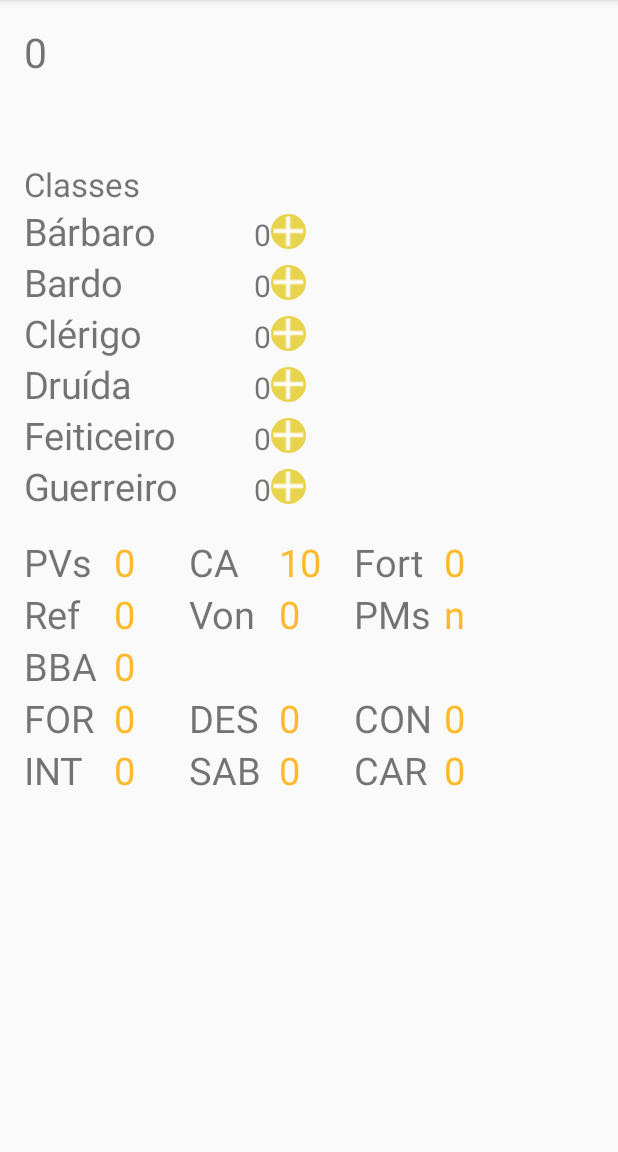
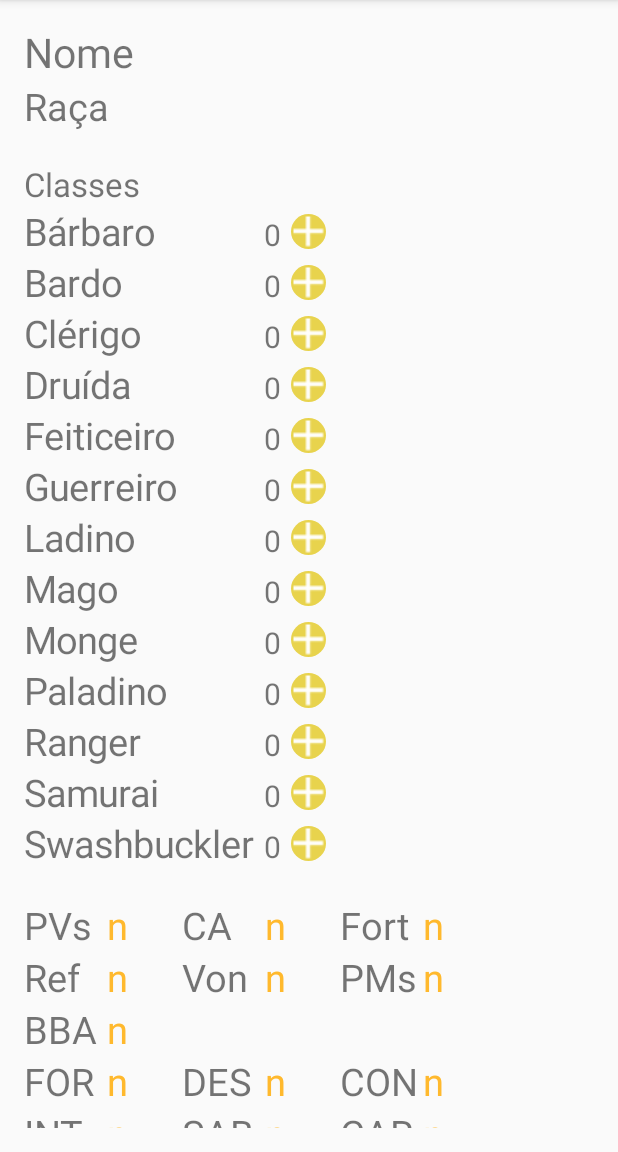
Before and after one commit to iago-correa/Projeto, an Android app: the DisplayCharacter screen opened directly, with no data from a screen before it, in the options menu, after a tap on "Talentos", on a phone screen of 412 x 824 dp, the part 84-1236 px from its top. Run offline under Robolectric (Android 15) with nearby library versions, the phone set to English and light mode, and no system bars.

Commit message:
Ajuste na tela de exibição de personagem

```diff
--- a/Application/app/src/main/java/com/example/iago/application/DisplayCharacter.java
+++ b/Application/app/src/main/java/com/example/iago/application/DisplayCharacter.java
@@ -22,6 +22,8 @@ import android.widget.ImageButton;
 import android.widget.Spinner;
 import android.widget.TextSwitcher;
 import android.widget.TextView;
+
+import org.w3c.dom.Text;
 
 import java.io.IOException;
 import java.util.ArrayList;
@@ -52,10 +54,12 @@ public class DisplayCharacter extends AppCompatActivity {
                     classe = 1;
                 mydb.levelUp(charid, classe);
                 textupdate();
+                Intent intent = new Intent(getApplicationContext(), DisplayTalentos.class);
+                intent.putExtra("charid", charid);
+                startActivity(intent);
             }
         };
 
-        textupdate();
         ArrayList classes = mydb.getAll("classes");
         for(i=0;i<classes.size();i++) {
             TextView tv1 = new TextView(this);
@@ -73,7 +77,7 @@ public class DisplayCharacter extends AppCompatActivity {
 
             TextView tv2 = new TextView(this);
             tv2.setTextSize(20);
-            tv2.setTag(i    );
+            tv2.setTag(i);
             tv2.setText(Integer.toString(mydb.getClassLevel(charid,i+1)));
             gl.addView(tv2,0);
             GridLayout.LayoutParams param2 =new GridLayout.LayoutParams();
@@ -82,7 +86,7 @@ public class DisplayCharacter extends AppCompatActivity {
             param2.setGravity(Gravity.CENTER_VERTICAL);
             param2.columnSpec = GridLayout.spec(1);
             param2.rowSpec = GridLayout.spec(i);
-            //param2.setMarginStart(10);
+            param2.setMarginStart(10);
             tv2.setLayoutParams (param2);
 
             final ImageButton ib = new ImageButton(this);
@@ -93,7 +97,7 @@ public class DisplayCharacter extends AppCompatActivity {
             gl.addView(ib,0);
             GridLayout.LayoutParams param3 =new GridLayout.LayoutParams();
             param3.setGravity(Gravity.CENTER_VERTICAL);
-            //param3.setMarginStart(10);
+            param3.setMarginStart(10);
             param3.height = 35;
             param3.width = 35;
             param3.columnSpec = GridLayout.spec(2);
@@ -165,6 +169,7 @@ public class DisplayCharacter extends AppCompatActivity {
 
         TextView textValueCAR = (TextView)findViewById(R.id.textValueCAR);
         textValueCAR.setText(Integer.toString(value[5]));
+
     }
     @Override
     public boolean onCreateOptionsMenu(Menu menu) {
@@ -181,16 +186,25 @@ public class DisplayCharacter extends AppCompatActivity {
         switch (item.getItemId()) {
             case R.id.actionHabilidades:
                 intent = new Intent(getApplicationContext(), DisplayHabilidades.class);
+                intent.putExtra("charid", charid);
                 startActivity(intent);
                 return true;
 
             case R.id.actionPerícias:
                 intent = new Intent(getApplicationContext(), DisplayPericias.class);
+                intent.putExtra("charid", charid);
                 startActivity(intent);
                 return true;
 
             case R.id.actionAtaques:
                 intent = new Intent(getApplicationContext(), DisplayAtaques.class);
+                intent.putExtra("charid", charid);
+                startActivity(intent);
+                return true;
+
+            case R.id.actionTalentos:
+                intent = new Intent(getApplicationContext(), DisplayTalentos.class);
+                intent.putExtra("charid", charid);
                 startActivity(intent);
                 return true;
 
--- a/Application/app/src/main/res/layout/activity_display_character.xml
+++ b/Application/app/src/main/res/layout/activity_display_character.xml
@@ -45,21 +45,16 @@
                 android:layout_column="0"
                 android:layout_marginTop="20sp"/>
 
-            <ScrollView
-                android:layout_width="fill_parent"
-                android:layout_height="200sp"
-                android:layout_row="3"
-                android:layout_column="0">
-
                 <GridLayout
                     android:layout_width="match_parent"
-                    android:layout_height="match_parent"
+                    android:layout_height="wrap_content"
                     android:numColumns="3"
-                    android:id="@+id/gridClasses">
+                    android:id="@+id/gridClasses"
+                    android:layout_row="3"
+                    android:layout_column="0">
 
                 </GridLayout>
 
-            </ScrollView>
 
             <GridLayout
                 android:layout_width="wrap_content"
@@ -70,7 +65,7 @@
                 android:layout_marginTop="20sp">
 
                 <TextView
-                    android:layout_width="60sp"
+                    android:layout_width="55sp"
                     android:layout_height="wrap_content"
                     android:text="PVs"
                     android:id="@+id/textPV"
@@ -89,7 +84,7 @@
                     android:textColor="@color/colorAccent2"/>
 
                 <TextView
-                    android:layout_width="60sp"
+                    android:layout_width="55sp"
                     android:layout_height="wrap_content"
                     android:text="CA"
                     android:id="@+id/textCA"
@@ -108,7 +103,7 @@
                     android:textColor="@color/colorAccent2"/>
 
                 <TextView
-                    android:layout_width="60sp"
+                    android:layout_width="55sp"
                     android:layout_height="wrap_content"
                     android:text="Fort"
                     android:id="@+id/textFort"
@@ -127,7 +122,7 @@
                     android:textColor="@color/colorAccent2"/>
 
                 <TextView
-                    android:layout_width="60sp"
+                    android:layout_width="55sp"
                     android:layout_height="wrap_content"
                     android:text="Ref"
                     android:id="@+id/textRef"
@@ -146,7 +141,7 @@
                     android:textColor="@color/colorAccent2"/>
 
                 <TextView
-                    android:layout_width="60sp"
+                    android:layout_width="55sp"
                     android:layout_height="wrap_content"
                     android:text="Von"
                     android:id="@+id/textVon"
@@ -165,7 +160,7 @@
                     android:textColor="@color/colorAccent2"/>
 
                 <TextView
-                    android:layout_width="60sp"
+                    android:layout_width="55sp"
                     android:layout_height="wrap_content"
                     android:text="PMs"
                     android:id="@+id/textPM"
@@ -184,7 +179,7 @@
                     android:textColor="@color/colorAccent2"/>
 
                 <TextView
-                    android:layout_width="60sp"
+                    android:layout_width="55sp"
                     android:layout_height="wrap_content"
                     android:text="BBA"
                     android:id="@+id/textBBA"
@@ -203,7 +198,7 @@
                     android:textColor="@color/colorAccent2"/>
 
                 <TextView
-                    android:layout_width="60sp"
+                    android:layout_width="55sp"
                     android:layout_height="wrap_content"
                     android:text="FOR"
                     android:id="@+id/textFOR"
@@ -222,7 +217,7 @@
                     android:textColor="@color/colorAccent2"/>
 
                 <TextView
-                    android:layout_width="60sp"
+                    android:layout_width="55sp"
                 android:layout_height="wrap_content"
                 android:text="DES"
                 android:id="@+id/textDES"
@@ -241,7 +236,7 @@
                     android:textColor="@color/colorAccent2"/>
 
                 <TextView
-                    android:layout_width="60sp"
+                    android:layout_width="55sp"
                     android:layout_height="wrap_content"
                     android:text="CON"
                     android:id="@+id/textCON"
@@ -260,7 +255,7 @@
                     android:textColor="@color/colorAccent2"/>
 
                 <TextView
-                    android:layout_width="60sp"
+                    android:layout_width="55sp"
                     android:layout_height="wrap_content"
                     android:text="INT"
                     android:id="@+id/textINT"
@@ -279,7 +274,7 @@
                     android:textColor="@color/colorAccent2"/>
 
                 <TextView
-                    android:layout_width="60sp"
+                    android:layout_width="55sp"
                     android:layout_height="wrap_content"
                     android:text="SAB"
                     android:id="@+id/textSAB"
@@ -298,7 +293,7 @@
                     android:textColor="@color/colorAccent2"/>
 
                 <TextView
-                    android:layout_width="60sp"
+                    android:layout_width="55sp"
                     android:layout_height="wrap_content"
                     android:text="CAR"
                     android:id="@+id/textCAR"
```
Also changed, not shown: Application/app/src/main/java/com/example/iago/application/DisplayTalentos.java (added, +28 -0 lines).
